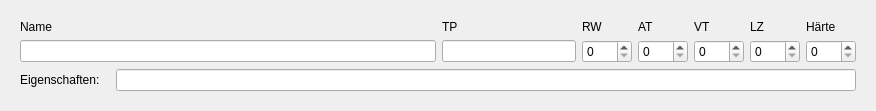
The window that Kreaturen/UI/AngriffWidget.ui (brzGatsu/SephrastoPlugins) describes before a commit, drawn with Qt 5.
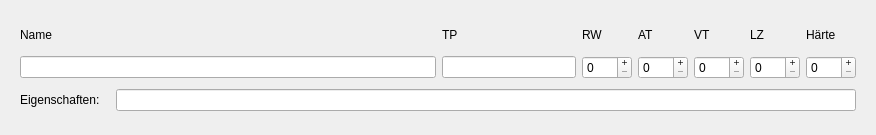
The same window after the commit.

```diff
--- a/Kreaturen/UI/AngriffWidget.ui
+++ b/Kreaturen/UI/AngriffWidget.ui
@@ -7,7 +7,7 @@
     <x>0</x>
     <y>0</y>
     <width>876</width>
-    <height>101</height>
+    <height>135</height>
    </rect>
   </property>
   <property name="windowTitle">
@@ -25,6 +25,9 @@
           <height>0</height>
          </size>
         </property>
+        <property name="buttonSymbols">
+         <enum>QAbstractSpinBox::ButtonSymbols::PlusMinus</enum>
+        </property>
        </widget>
       </item>
       <item row="1" column="4">
@@ -48,6 +51,9 @@
           <height>0</height>
          </size>
         </property>
+        <property name="buttonSymbols">
+         <enum>QAbstractSpinBox::ButtonSymbols::PlusMinus</enum>
+        </property>
        </widget>
       </item>
       <item row="2" column="6">
@@ -58,6 +64,9 @@
           <height>0</height>
          </size>
         </property>
+        <property name="buttonSymbols">
+         <enum>QAbstractSpinBox::ButtonSymbols::PlusMinus</enum>
+        </property>
        </widget>
       </item>
       <item row="1" column="5">
@@ -104,6 +113,9 @@
           <height>0</height>
          </size>
         </property>
+        <property name="buttonSymbols">
+         <enum>QAbstractSpinBox::ButtonSymbols::PlusMinus</enum>
+        </property>
        </widget>
       </item>
       <item row="2" column="0" colspan="3">
@@ -137,6 +149,9 @@
           <height>0</height>
          </size>
         </property>
+        <property name="buttonSymbols">
+         <enum>QAbstractSpinBox::ButtonSymbols::PlusMinus</enum>
+        </property>
        </widget>
       </item>
       <item row="1" column="6">
```
